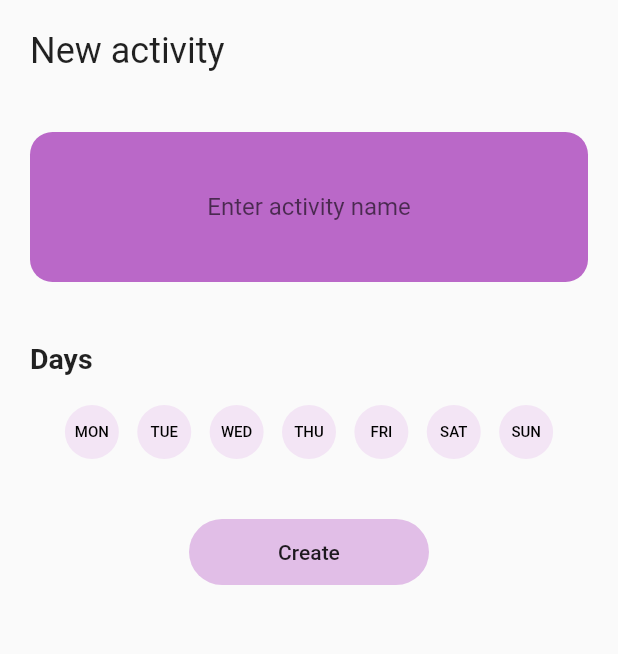
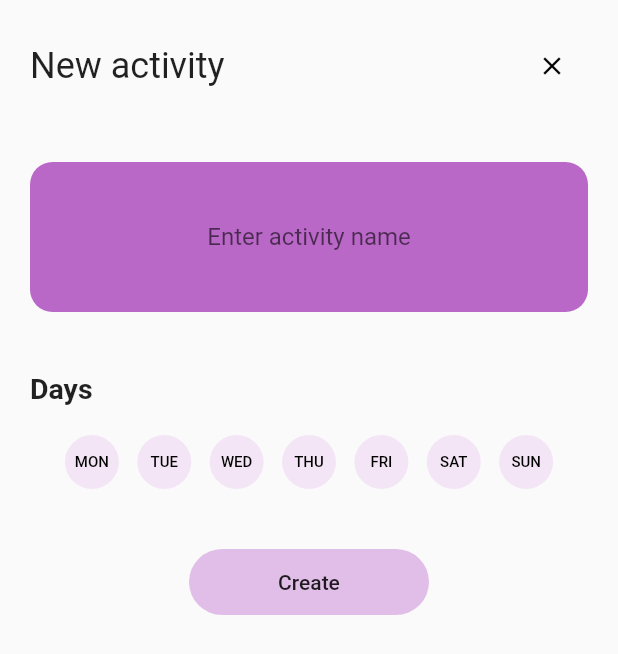
Before and after one commit to jerryrox/flutterFcmTest, a Flutter app: the screen it shows after launch, after a tap on the "add" icon, on a phone screen of 412 x 824 dp. Shown: the top 654 px of the screen. Run offline on Flutter 3.47's test engine with Material 2 defaults, Android fonts, the phone set to English and light mode, and no system bars; our stand-ins replace firebase_messaging; accounts and stored records are empty.

Commit message:
Added close button and fixed navigation bug

```diff
--- a/lib/views/AddView.dart
+++ b/lib/views/AddView.dart
@@ -22,8 +22,6 @@ class _AddViewState extends State<AddView> {
   String _name = "";
   List<DayType> _days = List<DayType>();
 
-  ActivityModel get activityModel => Provider.of(context);
-
   void _onActivityNameSubmitted(String name) {
     setState(() {
       this._name = name.trim();
@@ -36,7 +34,11 @@ class _AddViewState extends State<AddView> {
     });
   }
 
-  void _onCreateButton() async {
+  void _onCloseButton() {
+    Navigator.pop(context);
+  }
+
+  void _onCreateButton(ActivityModel activityModel) async {
     if(_name == null || _name.length == 0) {
       print("Invalid name");
       return;
@@ -51,15 +53,27 @@ class _AddViewState extends State<AddView> {
       days: _days
     ));
     print("Added model");
-    Navigator.pop(context);
+    Navigator.of(context).pop(context);
   }
 
   @override
   Widget build(BuildContext context) {
+    final activityModel = Provider.of<ActivityModel>(context);
+
     return ViewContainer(
       children: [
         TitleBar(
           title: "New activity",
+          children: [
+            IconButton(
+              icon: Icon(
+                Icons.close,
+                color: Colors.black,
+                size: 20,
+              ),
+              onPressed: _onCloseButton,
+            )
+          ],
         ),
         Spacing.vertical(height: 40,),
         ActivityNameInput(
@@ -77,7 +91,7 @@ class _AddViewState extends State<AddView> {
         RoundButton(
           "Create",
           width: 160,
-          onPressed: _onCreateButton,
+          onPressed: () => _onCreateButton(activityModel),
         ),
       ],
     );
```
